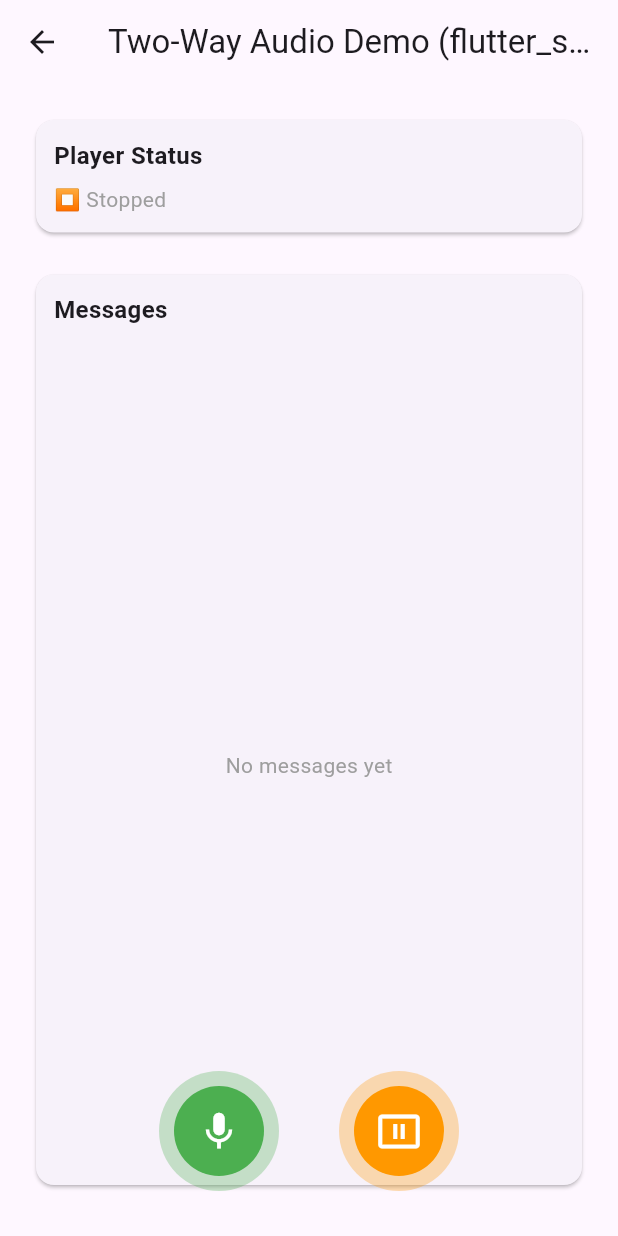
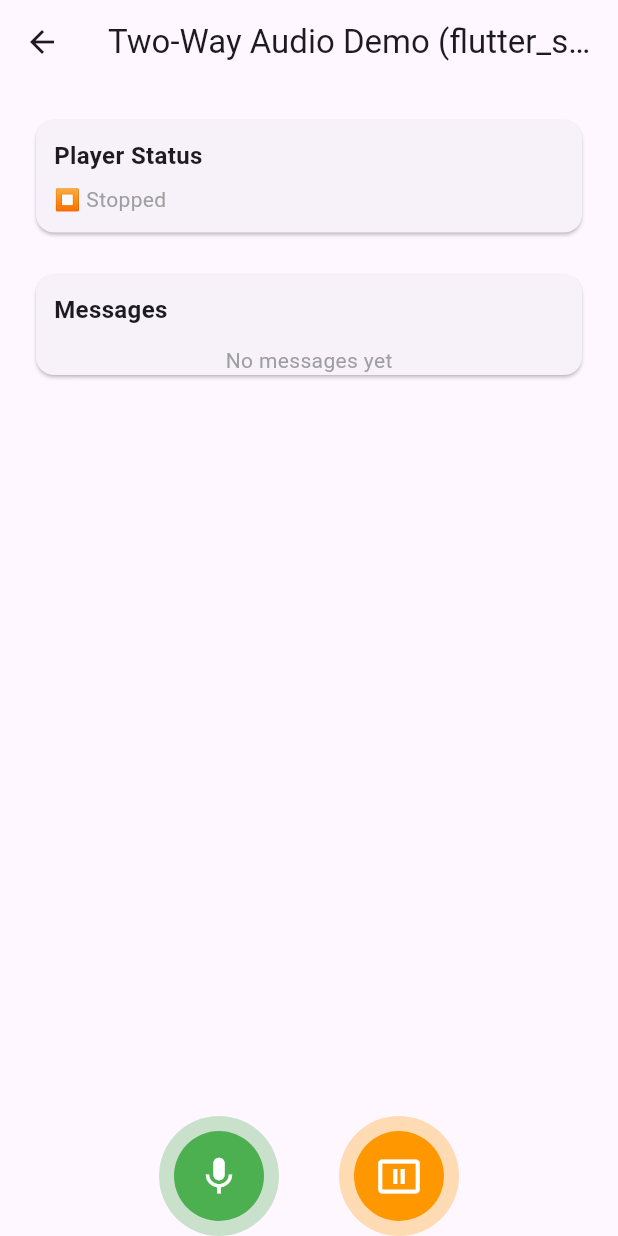
Before and after one commit to waleed-tafsol/gini_test_app, a Flutter app: the AudioPage screen opened directly, on a phone screen of 412 x 824 dp. Run offline on Flutter 3.47's test engine with Material 3 defaults, Android fonts, the phone set to English and light mode, and no system bars; our stand-ins replace camera, flutter_riverpod, fluttertoast, permission_handler; missing offline and left inert: flutter_3d_controller, flutter_recorder, flutter_soloud; network calls fail.

Commit message:
Refactor `audio_page.dart` layout and update `audio_notifier.dart` message handling logic.

```diff
--- a/lib/view/screens/audio_page.dart
+++ b/lib/view/screens/audio_page.dart
@@ -17,28 +17,15 @@ class _AudioPageState extends State<AudioPage> {
     return Scaffold(
       appBar: AppBar(title: const Text('Two-Way Audio Demo (flutter_soloud)')),
       body: Padding(
-        padding: const EdgeInsets.only(
-          top: 20.0,
-          left: 20.0,
-          right: 20.0,
-          bottom: 30.0,
-        ),
+        padding: const EdgeInsets.only(top: 20.0, left: 20.0, right: 20.0),
         child: Stack(
           children: [
-            Column(
+            SingleChildScrollView(
+              child: Column(
                 crossAxisAlignment: CrossAxisAlignment.stretch,
                 children: [
-                // Player Status Card - Use Selector to only rebuild when status changes
                   RepaintBoundary(
                     child: Consumer(
-                    // selector: (_, provider) => {
-                    //   'isRecording': provider.getIsRecording,
-                    //   'streamedResponse': provider.getStreamedResponse,
-                    // },
-                    // shouldRebuild: (previous, next) =>
-                    //     previous['isRecording'] != next['isRecording'] ||
-                    //     previous['streamedResponse'] !=
-                    //         next['streamedResponse'],
                       builder: (context, ref, child) {
                         final state = ref.watch(
                           audioProvider.select(
@@ -104,9 +91,19 @@ class _AudioPageState extends State<AudioPage> {
                     ),
                   ),
                   SizedBox(height: 20),
-                // Messages list - using Selector to only rebuild when messages change
-                Expanded(
-                  child: RepaintBoundary(
+                  _buildMessages(),
+                ],
+              ),
+            ),
+            RepaintBoundary(child: BottomButton()),
+          ],
+        ),
+      ),
+    );
+  }
+
+  RepaintBoundary _buildMessages() {
+    return RepaintBoundary(
       child: Consumer(
         builder: (context, ref, child) {
           final messages = ref.watch(
@@ -120,101 +117,69 @@ class _AudioPageState extends State<AudioPage> {
                   padding: const EdgeInsets.all(12.0),
                   child: Text(
                     'Messages',
-                                  style: TextStyle(
-                                    fontWeight: FontWeight.bold,
-                                    fontSize: 16,
+                    style: TextStyle(fontWeight: FontWeight.bold, fontSize: 16),
                   ),
                 ),
-                              ),
-                              Expanded(
-                                child: messages.isEmpty
+                messages.isEmpty
                     ? Center(
                         child: Text(
                           'No messages yet',
-                                          style: TextStyle(
-                                            color: Colors.grey,
-                                            fontSize: 14,
-                                          ),
+                          style: TextStyle(color: Colors.grey, fontSize: 14),
                         ),
                       )
-                                    : Builder(
-                                        builder: (context) {
-                                          // Reverse the list so newest messages appear at the top
-                                          final reversedMessages = List.from(
-                                            messages.reversed,
-                                          );
-                                          return ListView.builder(
+                    : ListView.builder(
                         cacheExtent: 1000,
+                        physics: NeverScrollableScrollPhysics(),
+                        shrinkWrap: true,
                         padding: EdgeInsets.symmetric(
                           horizontal: 12,
                           vertical: 12,
                         ),
-                                            itemCount: reversedMessages.length,
+                        itemCount: messages.length,
                         itemBuilder: (context, index) {
-                                              // index 0 = newest message (at top of screen)
-                                              final message =
-                                                  reversedMessages[index];
-                                              final isUser =
-                                                  message.role == 'user';
+                          final message = messages[index];
+                          final isUser = message.role == 'user';
 
                           // Use a stable key based on original index
-                                              final originalIndex =
-                                                  messages.length - 1 - index;
-                                              final messageKey =
-                                                  'msg_$originalIndex';
+                          final originalIndex = messages.length - 1 - index;
+                          final messageKey = 'msg_$originalIndex';
 
                           return Padding(
                             key: ValueKey(messageKey),
-                                                padding: EdgeInsets.only(
-                                                  bottom: 12,
-                                                ),
+                            padding: EdgeInsets.only(bottom: 12),
                             child: Row(
                               mainAxisAlignment: isUser
                                   ? MainAxisAlignment.start
                                   : MainAxisAlignment.end,
-                                                  crossAxisAlignment:
-                                                      CrossAxisAlignment.start,
+                              crossAxisAlignment: CrossAxisAlignment.start,
                               children: [
                                 if (!isUser) Spacer(),
                                 Flexible(
                                   flex: 2,
                                   child: Container(
-                                                        padding:
-                                                            EdgeInsets.symmetric(
+                                    padding: EdgeInsets.symmetric(
                                       horizontal: 12,
                                       vertical: 8,
                                     ),
                                     decoration: BoxDecoration(
                                       color: isUser
                                           ? Colors.blue[100]
-                                                              : Colors
-                                                                    .green[100],
-                                                          borderRadius:
-                                                              BorderRadius.circular(
-                                                                12,
-                                                              ),
+                                          : Colors.green[100],
+                                      borderRadius: BorderRadius.circular(12),
                                     ),
                                     child: Column(
                                       crossAxisAlignment:
-                                                              CrossAxisAlignment
-                                                                  .start,
-                                                          mainAxisSize:
-                                                              MainAxisSize.min,
+                                          CrossAxisAlignment.start,
+                                      mainAxisSize: MainAxisSize.min,
                                       children: [
                                         Text(
-                                                              isUser
-                                                                  ? 'You'
-                                                                  : 'AI',
+                                          isUser ? 'You' : 'AI',
                                           style: TextStyle(
                                             fontSize: 10,
-                                                                fontWeight:
-                                                                    FontWeight
-                                                                        .bold,
+                                            fontWeight: FontWeight.bold,
                                             color: isUser
-                                                                    ? Colors
-                                                                          .blue[800]
-                                                                    : Colors
-                                                                          .green[800],
+                                                ? Colors.blue[800]
+                                                : Colors.green[800],
                                           ),
                                         ),
                                         SizedBox(height: 4),
@@ -222,8 +187,7 @@ class _AudioPageState extends State<AudioPage> {
                                           message.content,
                                           style: TextStyle(
                                             fontSize: 14,
-                                                                color: Colors
-                                                                    .black87,
+                                            color: Colors.black87,
                                           ),
                                         ),
                                       ],
@@ -235,23 +199,12 @@ class _AudioPageState extends State<AudioPage> {
                             ),
                           );
                         },
-                                          );
-                                        },
-                                      ),
                       ),
               ],
             ),
           );
         },
       ),
-                  ),
-                ),
-              ],
-            ),
-            RepaintBoundary(child: BottomButton()),
-          ],
-        ),
-      ),
     );
   }
 }
```
Also changed, not shown: lib/view/screens/home_screen.dart (+7 -2 lines), lib/view_model/notifiers/audio_notifier.dart (+5 -6 lines). Lines whose indentation alone changed are shown as unchanged.
